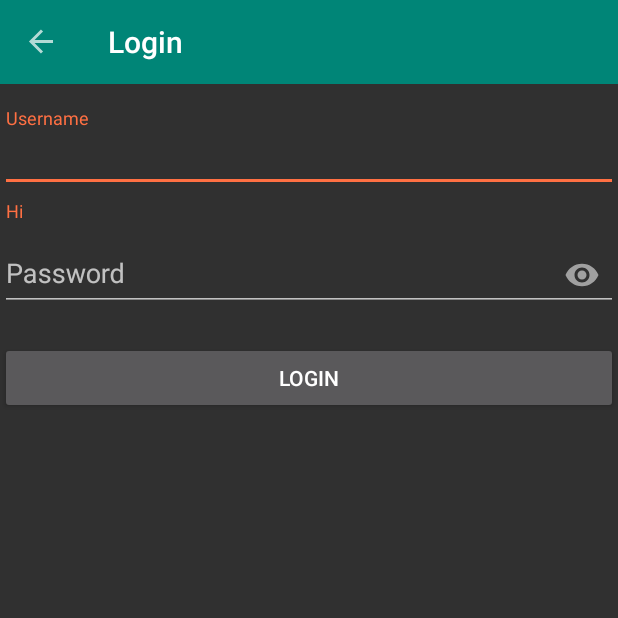
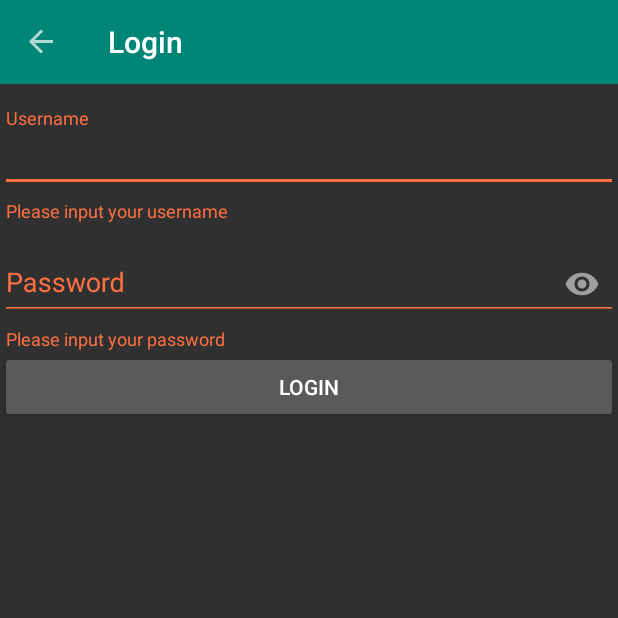
Before and after one commit to findusl/OneNightComps, an Android app: the LoginFragment screen opened through its navigation route, after a tap on "LOGIN", on a phone screen of 412 x 824 dp, the top half of it. Run offline under Robolectric (Android 15) with nearby library versions, the phone set to English and light mode, and no system bars; our stand-ins replace data binding, navigation-ui; libraries missing offline, so code that uses them is left out: org.koin.android; 9 statements that could not run were skipped.

Commit message:
OneNightComps-3 Add login error styling

```diff
--- a/Android/app/src/main/java/lehrbaum/de/onenightcomps/KoinExt.kt
+++ b/Android/app/src/main/java/lehrbaum/de/onenightcomps/KoinExt.kt
@@ -1,6 +1,5 @@
 package lehrbaum.de.onenightcomps
 
-import android.content.Context
 import androidx.lifecycle.LifecycleOwner
 import androidx.lifecycle.LiveData
 import androidx.lifecycle.Transformations
@@ -12,8 +11,6 @@ import org.koin.standalone.StandAloneContext
 // Not such a fan of constructor injection with viewmodels, it is to tight coupling.
 // I prefer simple injecting everywhere, these functions allow that.
 // TODO revert this, it forces me to mock koin in unit tests
-
-typealias TextProvider = (c: Context) -> String
 
 inline fun <reified T : Any> inject(
 	name: String = "",
--- a/Android/app/src/main/java/lehrbaum/de/onenightcomps/fragments/GenericErrorHandlingFragment.kt
+++ b/Android/app/src/main/java/lehrbaum/de/onenightcomps/fragments/GenericErrorHandlingFragment.kt
@@ -3,7 +3,7 @@ package lehrbaum.de.onenightcomps.fragments
 import android.os.Bundle
 import androidx.fragment.app.Fragment
 import com.google.android.material.snackbar.Snackbar
-import lehrbaum.de.onenightcomps.TextProvider
+import lehrbaum.de.onenightcomps.view.TextProvider
 import lehrbaum.de.onenightcomps.viewmodel.ErrorViewModel
 import lehrbaum.de.onenightcomps.viewmodel.GenericErrorViewModel
 
--- /dev/null
+++ b/Android/app/src/main/java/lehrbaum/de/onenightcomps/view/TextProvider.kt
@@ -0,0 +1,18 @@
+package lehrbaum.de.onenightcomps.view
+
+import android.content.Context
+import androidx.annotation.StringRes
+
+typealias TextProvider = (c: Context) -> String
+
+fun String.asTextProvider(): TextProvider {
+	return {
+		this
+	}
+}
+
+fun @receiver:StringRes Int.asTextProvider(vararg formatArgs: Any?): TextProvider {
+	return {
+		it.getString(this, *formatArgs)
+	}
+}
--- a/Android/app/src/main/java/lehrbaum/de/onenightcomps/view/ViewDataBindingExtensions.kt
+++ b/Android/app/src/main/java/lehrbaum/de/onenightcomps/view/ViewDataBindingExtensions.kt
@@ -1,22 +1,16 @@
 package lehrbaum.de.onenightcomps.view
 
-import android.view.View
-import android.widget.EditText
 import androidx.databinding.BindingAdapter
 import com.google.android.material.textfield.TextInputLayout
 
 object ViewDataBindingExtensions {
-	@JvmStatic
-	@BindingAdapter("errorText")
-	fun bindErrorText(textInputLayout: TextInputLayout, errorText: String) {
-		textInputLayout.error = errorText
-	}
 
 	@JvmStatic
-	@BindingAdapter("onFocus")
-	fun bindFocusChange(editText: EditText, onFocusChangeListener: View.OnFocusChangeListener) {
-		if (editText.onFocusChangeListener == null) {
-			editText.onFocusChangeListener = onFocusChangeListener
-		}
+	@BindingAdapter("error")
+	fun bindError(textInputLayout: TextInputLayout, stringResource: TextProvider?) {
+		val context = textInputLayout.context ?: return
+		textInputLayout.error =
+			if (stringResource == null) null
+			else stringResource(context)
 	}
 }
--- a/Android/app/src/main/java/lehrbaum/de/onenightcomps/viewmodel/LoginViewModel.kt
+++ b/Android/app/src/main/java/lehrbaum/de/onenightcomps/viewmodel/LoginViewModel.kt
@@ -1,35 +1,25 @@
 package lehrbaum.de.onenightcomps.viewmodel
 
 import android.view.View
-import android.widget.EditText
-import androidx.databinding.BindingAdapter
 import androidx.lifecycle.MutableLiveData
-import com.google.android.material.textfield.TextInputLayout
-import androidx.lifecycle.MutableNonNullLiveData
 import lehrbaum.de.onenightcomps.R
 import lehrbaum.de.onenightcomps.dataaccess.UserRepository
 import lehrbaum.de.onenightcomps.fragments.LoginFragmentDirections
 import lehrbaum.de.onenightcomps.inject
+import lehrbaum.de.onenightcomps.view.TextProvider
+import lehrbaum.de.onenightcomps.view.asTextProvider
 
 class LoginViewModel : ErrorViewModel() {
 	val username = MutableLiveData<String>()
 	val password = MutableLiveData<String>()
 
-	val name = "Hi"
+	val usernameError = MutableLiveData<TextProvider>()
+	val passwordError = MutableLiveData<TextProvider>()
 
 	private val userRepository: UserRepository by inject()
 
-	init {
-		username.value = ""
-		password.value = ""
-	}
-
-	fun loginClicked(unused: View) {
-		if (username.value.isNullOrEmpty())
-			return
-
-		if (password.value.isNullOrEmpty())
-			return
+	fun loginClicked(@Suppress("UNUSED_PARAMETER") unused: View) {
+		if (!validateInputFields()) return
 
 		tryAndHandleExceptionAsync {
 			val result = userRepository.login(username.value ?: "", password.value ?: "")
@@ -42,4 +32,18 @@ class LoginViewModel : ErrorViewModel() {
 			}
 		}
 	}
+
+	fun validateInputFields(): Boolean {
+		if (username.value.isNullOrEmpty())
+			usernameError.value = R.string.please_input_username.asTextProvider()
+		else
+			usernameError.value = null
+
+		if (password.value.isNullOrEmpty())
+			passwordError.value = R.string.please_input_password.asTextProvider()
+		else
+			passwordError.value = null
+
+		return usernameError.value == null && passwordError.value == null
+	}
 }
--- a/Android/app/src/main/res/layout/fragment_login.xml
+++ b/Android/app/src/main/res/layout/fragment_login.xml
@@ -19,9 +19,7 @@
 			android:layout_width="match_parent"
 			android:layout_height="wrap_content"
 			android:hint="@string/username"
-			app:hintEnabled="true"
-			app:errorEnabled="true"
-			app:errorText="@{viewModel.name}"
+				app:error="@{viewModel.usernameError}"
 			>
 			<!--app:errorText="Please provide a username."-->
 			<com.google.android.material.textfield.TextInputEditText
@@ -37,8 +35,9 @@
 			android:layout_width="match_parent"
 			android:layout_height="wrap_content"
 			android:hint="@string/password"
+				android:paddingTop="6dp"
 			app:passwordToggleEnabled="true"
-			app:errorEnabled="true"
+				app:error="@{viewModel.passwordError}"
 			>
 			<!--app:errorText="Please provide a password."-->
 			<com.google.android.material.textfield.TextInputEditText
--- a/Android/app/src/main/res/values/strings.xml
+++ b/Android/app/src/main/res/values/strings.xml
@@ -24,5 +24,7 @@
 	<string name="error_resource_not_found">Could not access the file on the server.
 		Do you have the latest version of the app?</string>
 	<string name="warning_wrong_username_password">Wrong username or password.</string>
+	<string name="please_input_username">Please input your username</string>
+	<string name="please_input_password">Please input your password</string>
 	<string name="error_unexpected">The server encountered an unknown error when trying to create the composition. Please contact the app developers via the play store.</string>
 </resources>
```
Also changed, not shown: Android/app/src/main/java/lehrbaum/de/onenightcomps/viewmodel/ErrorViewModel.kt (+8 -6 lines), 1 other file.
